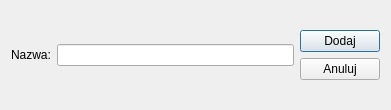
First picture: the form in Hurtownia/edycjakategoria.ui, repository korredMS/projekt, before the edit.
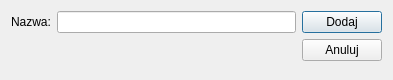
Second picture: the form after the edit.

The edit to the form file:
```diff
--- a/Hurtownia/edycjakategoria.ui
+++ b/Hurtownia/edycjakategoria.ui
@@ -6,14 +6,14 @@
    <rect>
     <x>0</x>
     <y>0</y>
-    <width>391</width>
-    <height>110</height>
+    <width>393</width>
+    <height>80</height>
    </rect>
   </property>
   <property name="minimumSize">
    <size>
-    <width>391</width>
-    <height>110</height>
+    <width>300</width>
+    <height>80</height>
    </size>
   </property>
   <property name="windowTitle">
@@ -23,6 +23,8 @@
    <item row="0" column="0">
     <layout class="QHBoxLayout" name="horizontalLayout_2">
      <item>
+      <layout class="QVBoxLayout" name="verticalLayout_2">
+       <item>
       <layout class="QHBoxLayout" name="horizontalLayout">
        <item>
         <widget class="QLabel" name="label_2">
@@ -37,6 +39,21 @@
       </layout>
      </item>
      <item>
+        <spacer name="verticalSpacer_2">
+         <property name="orientation">
+          <enum>Qt::Vertical</enum>
+         </property>
+         <property name="sizeHint" stdset="0">
+          <size>
+           <width>20</width>
+           <height>40</height>
+          </size>
+         </property>
+        </spacer>
+       </item>
+      </layout>
+     </item>
+     <item>
       <layout class="QVBoxLayout" name="verticalLayout">
        <item>
         <widget class="QPushButton" name="buttonDodajKategoria">
@@ -52,6 +69,19 @@
          </property>
         </widget>
        </item>
+       <item>
+        <spacer name="verticalSpacer">
+         <property name="orientation">
+          <enum>Qt::Vertical</enum>
+         </property>
+         <property name="sizeHint" stdset="0">
+          <size>
+           <width>2</width>
+           <height>2</height>
+          </size>
+         </property>
+        </spacer>
+       </item>
       </layout>
      </item>
     </layout>
```
Lines whose indentation alone changed are shown as unchanged.
